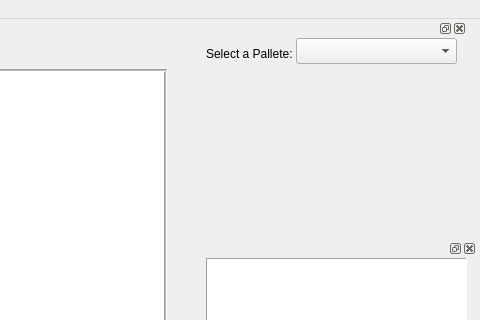
This is data/ui_layouts/main_app.ui in norsini1515/MapCreator as Qt 5 draws it before an edit; both pictures show x 634 to 1114 and y 0 to 320 of the 1114 by 864 pixel window. The edited form follows.
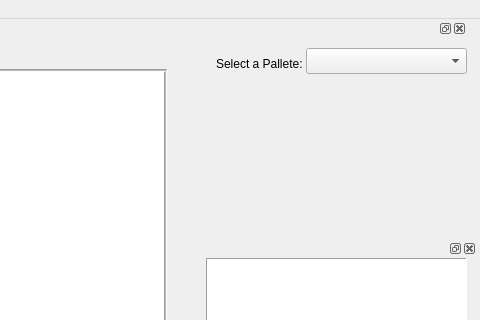
This is the edited form. Custom widgets are drawn as their Qt base class.

Commit message:
Add MapCreator controller and UI tweaks
Introduce MapCreator app controller (map_creator.py) with Loader, MapCreator, NewLayerDialog and RasterLayer to load/manage raster layers and wire the main_app.ui. Update LayerView to handle left-button double-click to reset/focus the scene. Update main_app.ui: add/move PalleteComboBox, simplify layer menu/actions and expose actionNew_Layer. Remove legacy qt_test.py. Extend config_models to support a new "class_configs" kind and to compose class registry + run-scheme into a class resolver when requested.

```diff
--- a/data/ui_layouts/main_app.ui
+++ b/data/ui_layouts/main_app.ui
@@ -80,11 +80,21 @@
      <string notr="true"/>
     </property>
     <widget class="QWidget" name="dockWidgetContents_2">
+     <widget class="QComboBox" name="PalleteComboBox">
+      <property name="geometry">
+       <rect>
+        <x>100</x>
+        <y>10</y>
+        <width>161</width>
+        <height>26</height>
+       </rect>
+      </property>
+     </widget>
      <widget class="QLabel" name="SelectPalleteLabel">
       <property name="geometry">
        <rect>
-        <x>0</x>
-        <y>0</y>
+        <x>10</x>
+        <y>10</y>
         <width>91</width>
         <height>31</height>
        </rect>
@@ -93,16 +103,6 @@
        <string>Select a Pallete:</string>
       </property>
      </widget>
-     <widget class="QComboBox" name="PalleteComboBox">
-      <property name="geometry">
-       <rect>
-        <x>90</x>
-        <y>0</y>
-        <width>161</width>
-        <height>26</height>
-       </rect>
-      </property>
-     </widget>
     </widget>
    </widget>
    <widget class="QLabel" name="label">
```
Left out of the diff: 55 changed lines with no effect on the pictures. The commit also changes 4 other files.
